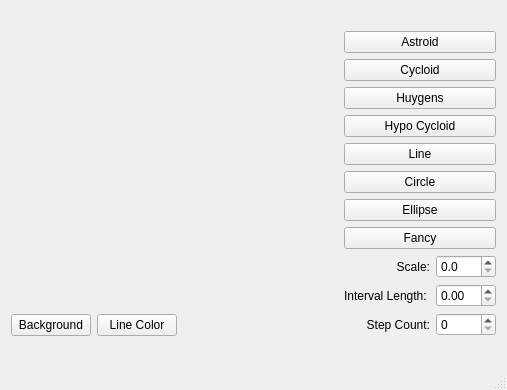
Qt form mainwindow.ui (krklns/qtcurvescpp) before a commit.
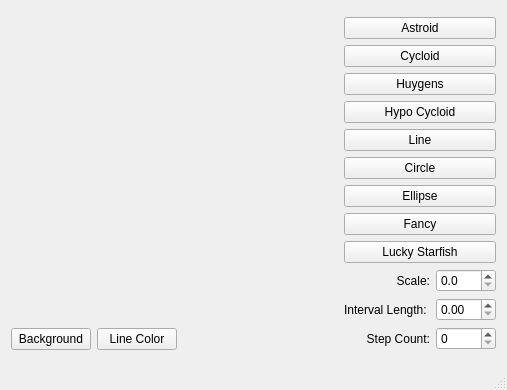
The same form after that commit. Custom widgets are drawn as their Qt base class.

Commit message: Assignment 5 - Lucky Starfish

Diff of the .ui file:
```diff
--- a/mainwindow.ui
+++ b/mainwindow.ui
@@ -111,6 +111,13 @@
         </property>
        </widget>
       </item>
+      <item>
+       <widget class="QPushButton" name="btnStarfish">
+        <property name="text">
+         <string>Lucky Starfish</string>
+        </property>
+       </widget>
+      </item>
       <item>
        <layout class="QHBoxLayout" name="horizontalLayout">
         <item>
```
The commit also changes 4 other files.
